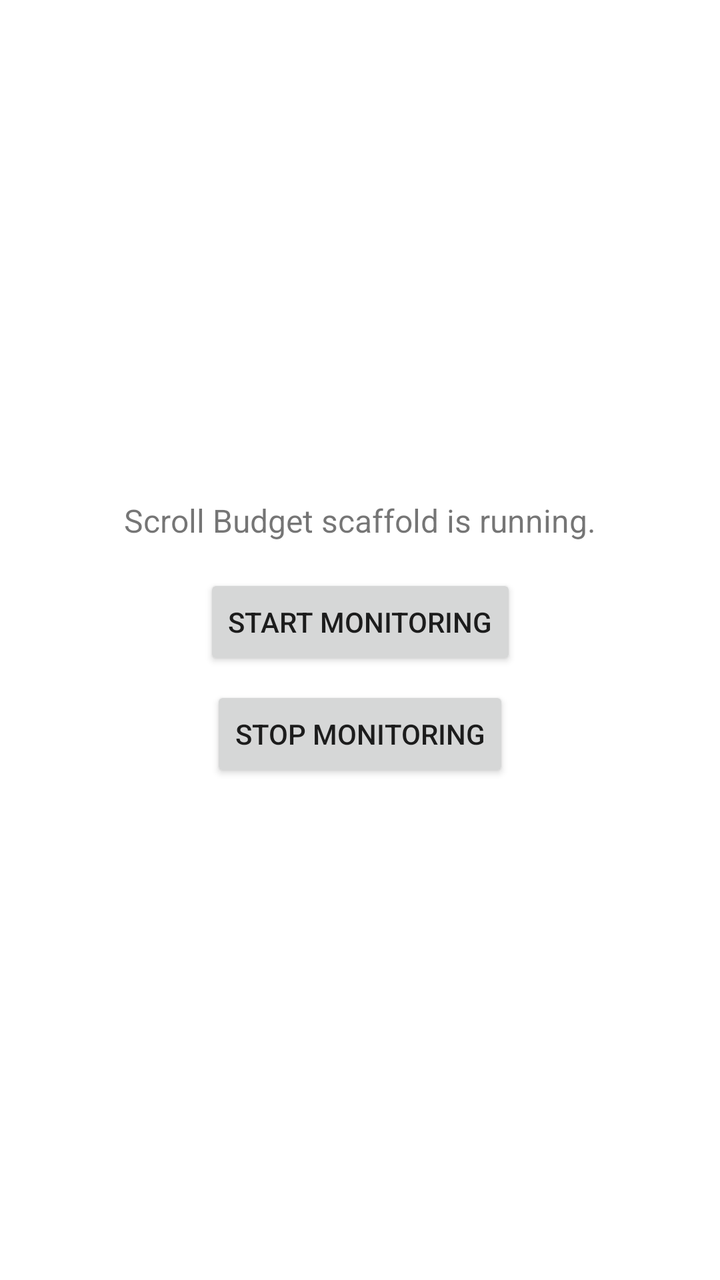
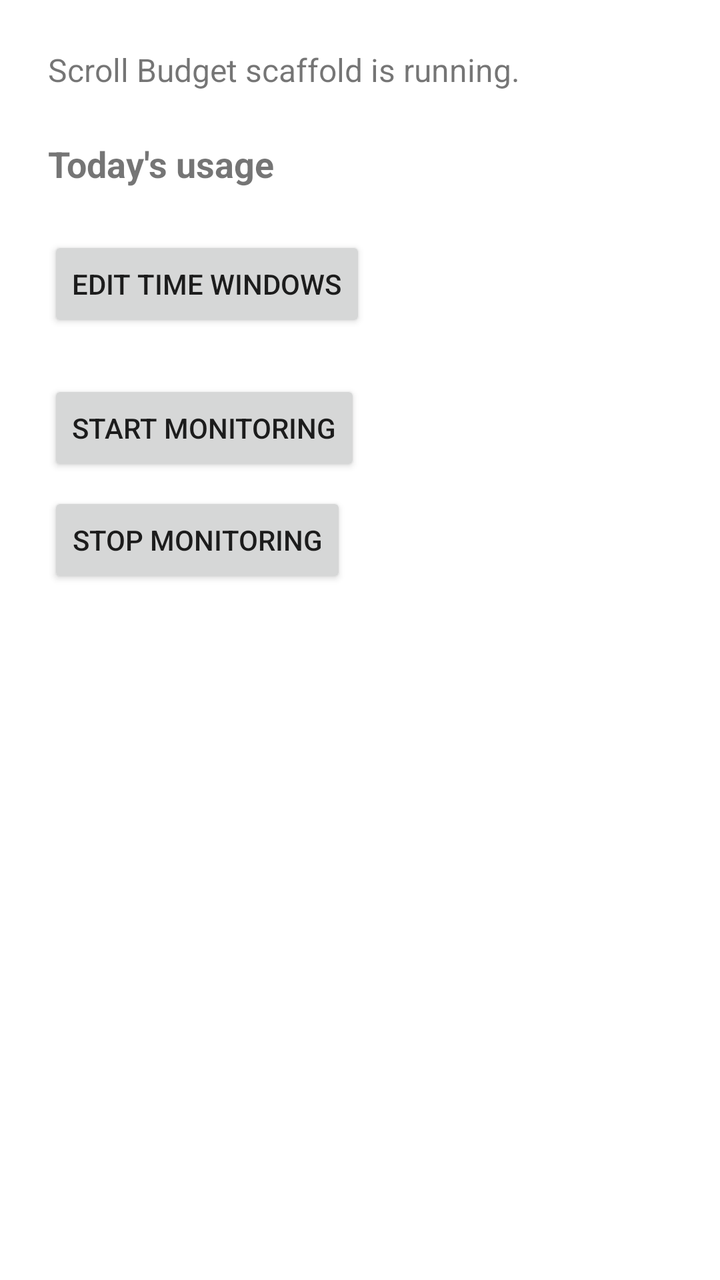

Before-and-after screenshots of an Android layout around one commit, followed by the original layout XML and the change that was made.
<!-- AndroidManifest.xml: application theme Theme.ScrollBudget -->
<!-- res/layout/activity_main.xml -->
<?xml version="1.0" encoding="utf-8"?>
<androidx.constraintlayout.widget.ConstraintLayout xmlns:android="http://schemas.android.com/apk/res/android"
    xmlns:app="http://schemas.android.com/apk/res-auto"
    android:layout_width="match_parent"
    android:layout_height="match_parent"
    android:padding="24dp">

    <TextView
        android:id="@+id/statusText"
        android:layout_width="wrap_content"
        android:layout_height="wrap_content"
        android:text="@string/placeholder_message"
        android:textSize="16sp"
        app:layout_constraintTop_toTopOf="parent"
        app:layout_constraintBottom_toTopOf="@id/startButton"
        app:layout_constraintStart_toStartOf="parent"
        app:layout_constraintEnd_toEndOf="parent"
        app:layout_constraintVertical_chainStyle="packed" />

    <Button
        android:id="@+id/startButton"
        android:layout_width="wrap_content"
        android:layout_height="wrap_content"
        android:layout_marginTop="16dp"
        android:text="@string/start_monitoring"
        app:layout_constraintTop_toBottomOf="@id/statusText"
        app:layout_constraintBottom_toTopOf="@id/stopButton"
        app:layout_constraintStart_toStartOf="parent"
        app:layout_constraintEnd_toEndOf="parent" />

    <Button
        android:id="@+id/stopButton"
        android:layout_width="wrap_content"
        android:layout_height="wrap_content"
        android:layout_marginTop="8dp"
        android:text="@string/stop_monitoring"
        app:layout_constraintTop_toBottomOf="@id/startButton"
        app:layout_constraintBottom_toBottomOf="parent"
        app:layout_constraintStart_toStartOf="parent"
        app:layout_constraintEnd_toEndOf="parent" />

</androidx.constraintlayout.widget.ConstraintLayout>
<!-- resources referenced by this layout -->
<resources>
  <string name="placeholder_message">Scroll Budget scaffold is running.</string>
  <string name="start_monitoring">Start monitoring</string>
  <string name="stop_monitoring">Stop monitoring</string>
  <style name="Theme.ScrollBudget" parent="Theme.MaterialComponents.DayNight.NoActionBar">
          <item name="colorPrimary">@color/purple_500</item>
          <item name="colorPrimaryDark">@color/purple_700</item>
          <item name="colorAccent">@color/teal_200</item>
      </style>
  <color name="purple_500">#FF6200EE</color>
  <color name="purple_700">#FF3700B3</color>
  <color name="teal_200">#FF03DAC5</color>
</resources>

<!-- the commit's change to res/layout/activity_main.xml (unified diff, before → after) -->
@@ -1,42 +1,57 @@
 <?xml version="1.0" encoding="utf-8"?>
-<androidx.constraintlayout.widget.ConstraintLayout xmlns:android="http://schemas.android.com/apk/res/android"
-    xmlns:app="http://schemas.android.com/apk/res-auto"
+<ScrollView xmlns:android="http://schemas.android.com/apk/res/android"
     android:layout_width="match_parent"
-    android:layout_height="match_parent"
-    android:padding="24dp">
+    android:layout_height="match_parent">
 
-    <TextView
-        android:id="@+id/statusText"
-        android:layout_width="wrap_content"
+    <LinearLayout
+        android:layout_width="match_parent"
         android:layout_height="wrap_content"
-        android:text="@string/placeholder_message"
-        android:textSize="16sp"
-        app:layout_constraintTop_toTopOf="parent"
-        app:layout_constraintBottom_toTopOf="@id/startButton"
-        app:layout_constraintStart_toStartOf="parent"
-        app:layout_constraintEnd_toEndOf="parent"
-        app:layout_constraintVertical_chainStyle="packed" />
+        android:orientation="vertical"
+        android:padding="24dp">
 
-    <Button
-        android:id="@+id/startButton"
-        android:layout_width="wrap_content"
-        android:layout_height="wrap_content"
-        android:layout_marginTop="16dp"
-        android:text="@string/start_monitoring"
-        app:layout_constraintTop_toBottomOf="@id/statusText"
-        app:layout_constraintBottom_toTopOf="@id/stopButton"
-        app:layout_constraintStart_toStartOf="parent"
-        app:layout_constraintEnd_toEndOf="parent" />
+        <TextView
+            android:id="@+id/statusText"
+            android:layout_width="wrap_content"
+            android:layout_height="wrap_content"
+            android:text="@string/placeholder_message"
+            android:textSize="16sp" />
 
-    <Button
-        android:id="@+id/stopButton"
-        android:layout_width="wrap_content"
-        android:layout_height="wrap_content"
-        android:layout_marginTop="8dp"
-        android:text="@string/stop_monitoring"
-        app:layout_constraintTop_toBottomOf="@id/startButton"
-        app:layout_constraintBottom_toBottomOf="parent"
-        app:layout_constraintStart_toStartOf="parent"
-        app:layout_constraintEnd_toEndOf="parent" />
+        <TextView
+            android:layout_width="wrap_content"
+            android:layout_height="wrap_content"
+            android:layout_marginTop="24dp"
+            android:textSize="18sp"
+            android:textStyle="bold"
+            android:text="@string/title_todays_usage" />
 
-</androidx.constraintlayout.widget.ConstraintLayout>
+        <LinearLayout
+            android:id="@+id/windowsUsageContainer"
+            android:layout_width="match_parent"
+            android:layout_height="wrap_content"
+            android:layout_marginTop="8dp"
+            android:orientation="vertical" />
+
+        <Button
+            android:id="@+id/editWindowsButton"
+            android:layout_width="wrap_content"
+            android:layout_height="wrap_content"
+            android:layout_marginTop="16dp"
+            android:text="@string/edit_time_windows" />
+
+        <Button
+            android:id="@+id/startButton"
+            android:layout_width="wrap_content"
+            android:layout_height="wrap_content"
+            android:layout_marginTop="24dp"
+            android:text="@string/start_monitoring" />
+
+        <Button
+            android:id="@+id/stopButton"
+            android:layout_width="wrap_content"
+            android:layout_height="wrap_content"
+            android:layout_marginTop="8dp"
+            android:text="@string/stop_monitoring" />
+
+    </LinearLayout>
+
+</ScrollView>
<!-- resource entries referenced after the edit -->
@@ -1,8 +1,10 @@
 <!-- resources referenced by this layout -->
 <resources>
+  <string name="edit_time_windows">Edit time windows</string>
   <string name="placeholder_message">Scroll Budget scaffold is running.</string>
   <string name="start_monitoring">Start monitoring</string>
   <string name="stop_monitoring">Stop monitoring</string>
+  <string name="title_todays_usage">Today\'s usage</string>
   <style name="Theme.ScrollBudget" parent="Theme.MaterialComponents.DayNight.NoActionBar">
           <item name="colorPrimary">@color/purple_500</item>
           <item name="colorPrimaryDark">@color/purple_700</item>
